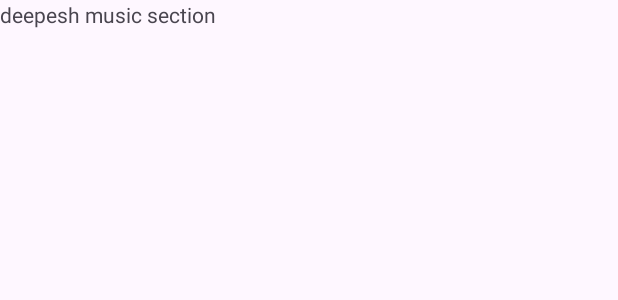
After one commit to Shendre945/TermProject, an Android app: the layout activity_folk_music.xml on its own in the app's theme, with its tools: preview values and no code run, on a phone screen of 412 x 824 dp. The commit adds this screen. Shown: the top 300 px of the screen. Run offline under Robolectric (Android 15) with nearby library versions, the phone set to English and light mode, and no system bars.

Commit message:
Updated Music Screen

```diff
--- a/app/src/main/AndroidManifest.xml
+++ b/app/src/main/AndroidManifest.xml
@@ -12,6 +12,9 @@
         android:supportsRtl="true"
         android:theme="@style/Theme.BV"
         tools:targetApi="31">
+        <activity
+            android:name=".FolkMusic"
+            android:exported="false" />
         <activity
             android:name=".CurrencyConverterActivity"
             android:exported="false" />
--- a/app/src/main/java/com/example/bv/MainActivity.java
+++ b/app/src/main/java/com/example/bv/MainActivity.java
@@ -37,5 +37,7 @@
                 startActivity(new Intent(MainActivity.this, SitesofIndia.class));
             }
         });
+
+
     }
 }
--- /dev/null
+++ b/app/src/main/res/layout/activity_folk_music.xml
@@ -0,0 +1,16 @@
+<?xml version="1.0" encoding="utf-8"?>
+<androidx.constraintlayout.widget.ConstraintLayout xmlns:android="http://schemas.android.com/apk/res/android"
+    xmlns:app="http://schemas.android.com/apk/res-auto"
+    xmlns:tools="http://schemas.android.com/tools"
+    android:layout_width="match_parent"
+    android:layout_height="match_parent"
+    tools:context=".FolkMusic">
+
+    <TextView
+        android:id="@+id/textView6"
+        android:layout_width="wrap_content"
+        android:layout_height="wrap_content"
+        android:text="deepesh music section"
+        tools:layout_editor_absoluteX="133dp"
+        tools:layout_editor_absoluteY="330dp" />
+</androidx.constraintlayout.widget.ConstraintLayout>
--- a/app/src/main/res/values/strings.xml
+++ b/app/src/main/res/values/strings.xml
@@ -13,9 +13,4 @@
     <string name="btmusic"> Play folk music</string>
 
 
-
-
-
-
-
 </resources>
```
Also changed, not shown: app/src/main/java/com/example/bv/CurrencyConverterActivity.java (+10 -0 lines), app/src/main/java/com/example/bv/FolkMusic.java (added, +14 -0 lines), app/src/main/res/layout/activity_main.xml (+7 -4 lines), app/src/main/res/layout/activity_sitesof_india.xml (+10 -5 lines).
